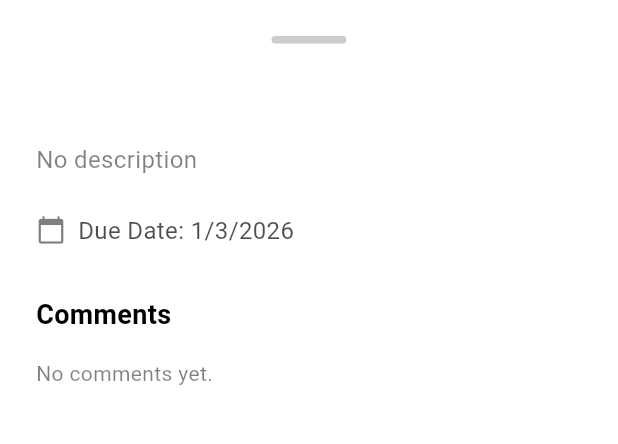
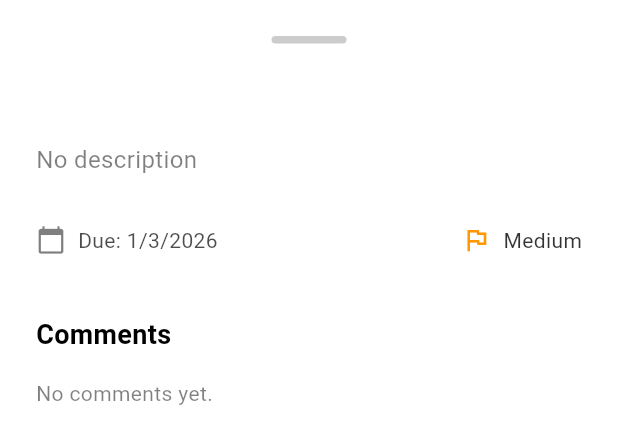
Before and after one commit to lillianxhub/Unitask-flutter, a Flutter app: the TaskDetailBottomSheet widget shown alone on an empty page, opened directly with empty values, on a phone screen of 412 x 824 dp. Shown: the top 444 px of the screen. Run offline on Flutter 3.47's test engine with Material 3 defaults, Android fonts, the phone set to English and light mode, and no system bars; our stand-ins replace cloud_firestore, firebase_auth, firebase_core, google_sign_in, shared_preferences; accounts and stored records are empty; generated files the repository leaves out were written again.

Commit message:
feat: role-based edit access for task details (description, due date, priority)

```diff
--- a/lib/widgets/task_detail_bottom_sheet.dart
+++ b/lib/widgets/task_detail_bottom_sheet.dart
@@ -56,17 +56,57 @@ class TaskDetailBottomSheet extends StatefulWidget {
 
 class _TaskDetailBottomSheetState extends State<TaskDetailBottomSheet> {
   final TextEditingController _commentController = TextEditingController();
+  late TextEditingController _descriptionController;
   late bool _isCompleted;
+  late DateTime _dueDate;
+  late String _priority;
 
   @override
   void initState() {
     super.initState();
     _isCompleted = widget.task.isCompleted;
+    _descriptionController = TextEditingController(
+      text: widget.task.description,
+    );
+    _dueDate = widget.task.dueDate;
+    _priority = widget.task.priority;
+  }
+
+  void _updateTask() {
+    if (widget.onUpdate != null) {
+      final updatedTask = Task(
+        title: widget.task.title,
+        description: _descriptionController.text.trim(),
+        dueDate: _dueDate,
+        createdDate: widget.task.createdDate,
+        assignedTo: widget.task.assignedTo,
+        priority: _priority,
+        isCompleted: _isCompleted,
+        comments: List.from(widget.task.comments),
+      );
+      widget.onUpdate!(updatedTask);
+    }
+  }
+
+  Future<void> _pickDate() async {
+    final picked = await showDatePicker(
+      context: context,
+      initialDate: _dueDate,
+      firstDate: DateTime(2020),
+      lastDate: DateTime(2100),
+    );
+    if (picked != null && picked != _dueDate) {
+      setState(() {
+        _dueDate = picked;
+      });
+      _updateTask();
+    }
   }
 
   @override
   void dispose() {
     _commentController.dispose();
+    _descriptionController.dispose();
     super.dispose();
   }
 
@@ -112,17 +152,7 @@ class _TaskDetailBottomSheetState extends State<TaskDetailBottomSheet> {
                         _isCompleted = val;
                       });
                       if (widget.onUpdate != null) {
-                        final updatedTask = Task(
-                          title: widget.task.title,
-                          description: widget.task.description,
-                          dueDate: widget.task.dueDate,
-                          createdDate: widget.task.createdDate,
-                          assignedTo: widget.task.assignedTo,
-                          priority: widget.task.priority,
-                          isCompleted: _isCompleted,
-                          comments: List.from(widget.task.comments),
-                        );
-                        widget.onUpdate!(updatedTask);
+                        _updateTask();
                       }
                     }
                   },
@@ -132,6 +162,29 @@ class _TaskDetailBottomSheetState extends State<TaskDetailBottomSheet> {
             ],
           ),
           const SizedBox(height: 12),
+          if (widget.canEdit)
+            Focus(
+              onFocusChange: (hasFocus) {
+                if (!hasFocus) {
+                  _updateTask();
+                }
+              },
+              child: TextField(
+                controller: _descriptionController,
+                maxLines: null,
+                style: TextStyle(fontSize: 16, color: cs.onSurface),
+                decoration: InputDecoration(
+                  hintText: 'Add description',
+                  hintStyle: TextStyle(
+                    color: cs.onSurface.withValues(alpha: 0.4),
+                  ),
+                  border: InputBorder.none,
+                  contentPadding: EdgeInsets.zero,
+                  isDense: true,
+                ),
+              ),
+            )
+          else
             Text(
               widget.task.description.isEmpty
                   ? 'No description'
@@ -143,6 +196,16 @@ class _TaskDetailBottomSheetState extends State<TaskDetailBottomSheet> {
             ),
           const SizedBox(height: 24),
           Row(
+            mainAxisAlignment: MainAxisAlignment.spaceBetween,
+            children: [
+              // Due Date
+              Expanded(
+                child: InkWell(
+                  onTap: widget.canEdit ? _pickDate : null,
+                  borderRadius: BorderRadius.circular(8),
+                  child: Padding(
+                    padding: const EdgeInsets.symmetric(vertical: 8.0),
+                    child: Row(
                       children: [
                         Icon(
                           Icons.calendar_today,
@@ -151,10 +214,66 @@ class _TaskDetailBottomSheetState extends State<TaskDetailBottomSheet> {
                         ),
                         const SizedBox(width: 8),
                         Text(
-                'Due Date: ${_formatDate(widget.task.dueDate)}',
+                          'Due: ${_formatDate(_dueDate)}',
                           style: TextStyle(
-                  fontSize: 16,
+                            fontSize: 14,
                             color: cs.onSurface.withValues(alpha: 0.7),
+                          ),
+                        ),
+                      ],
+                    ),
+                  ),
+                ),
+              ),
+              // Priority
+              Expanded(
+                child: Row(
+                  mainAxisAlignment: MainAxisAlignment.end,
+                  children: [
+                    Icon(
+                      Icons.flag_outlined,
+                      size: 20,
+                      color: _getPriorityColor(_priority),
+                    ),
+                    const SizedBox(width: 8),
+                    if (widget.canEdit)
+                      DropdownButtonHideUnderline(
+                        child: DropdownButton<String>(
+                          value: _priority,
+                          isDense: true,
+                          icon: Icon(
+                            Icons.arrow_drop_down,
+                            color: cs.onSurface,
+                          ),
+                          style: TextStyle(
+                            fontSize: 14,
+                            color: cs.onSurface.withValues(alpha: 0.8),
+                          ),
+                          items: ['High', 'Medium', 'Low']
+                              .map(
+                                (p) =>
+                                    DropdownMenuItem(value: p, child: Text(p)),
+                              )
+                              .toList(),
+                          onChanged: (val) {
+                            if (val != null) {
+                              setState(() {
+                                _priority = val;
+                              });
+                              _updateTask();
+                            }
+                          },
+                        ),
+                      )
+                    else
+                      Text(
+                        _priority,
+                        style: TextStyle(
+                          fontSize: 14,
+                          color: cs.onSurface.withValues(alpha: 0.8),
+                        ),
+                      ),
+                  ],
                 ),
               ),
             ],
@@ -289,4 +408,17 @@ class _TaskDetailBottomSheetState extends State<TaskDetailBottomSheet> {
   String _formatDate(DateTime date) {
     return '${date.day}/${date.month}/${date.year}';
   }
+
+  Color _getPriorityColor(String priority) {
+    switch (priority) {
+      case 'High':
+        return Colors.red;
+      case 'Medium':
+        return Colors.orange;
+      case 'Low':
+        return Colors.green;
+      default:
+        return Colors.grey;
     }
+  }
+}
```
Lines whose indentation alone changed are shown as unchanged.
